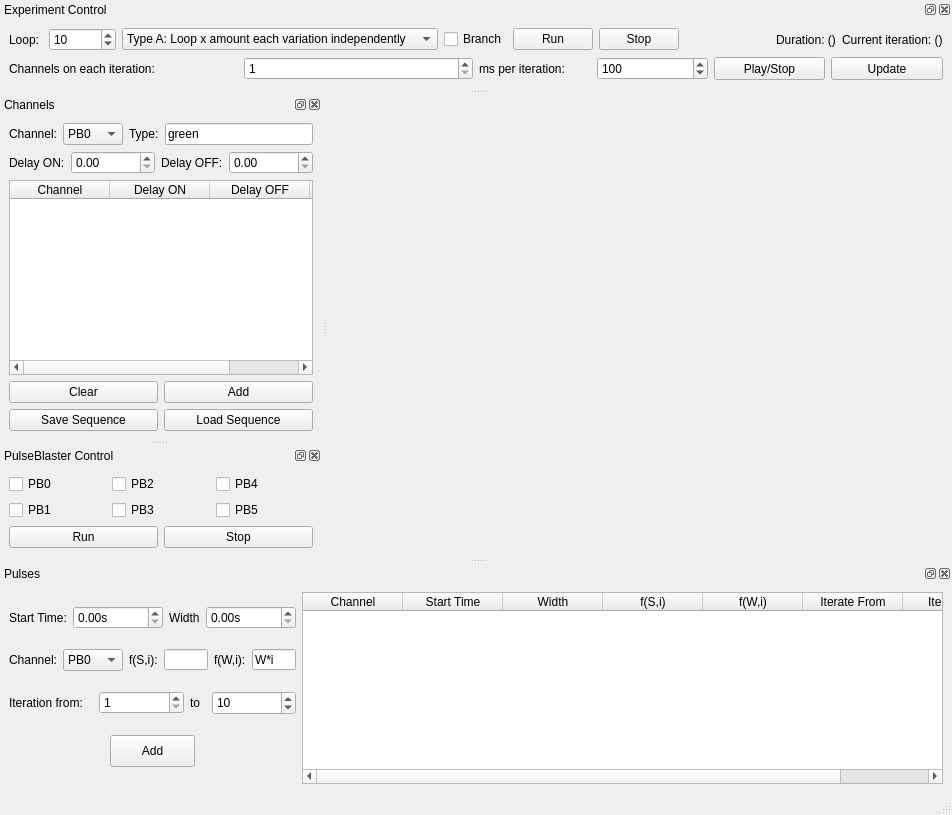
Qt form src/qudi/gui/pulsed_esr/pulsed_esr2.ui (tugatoconhelado/Qoptics_exp) before a commit.
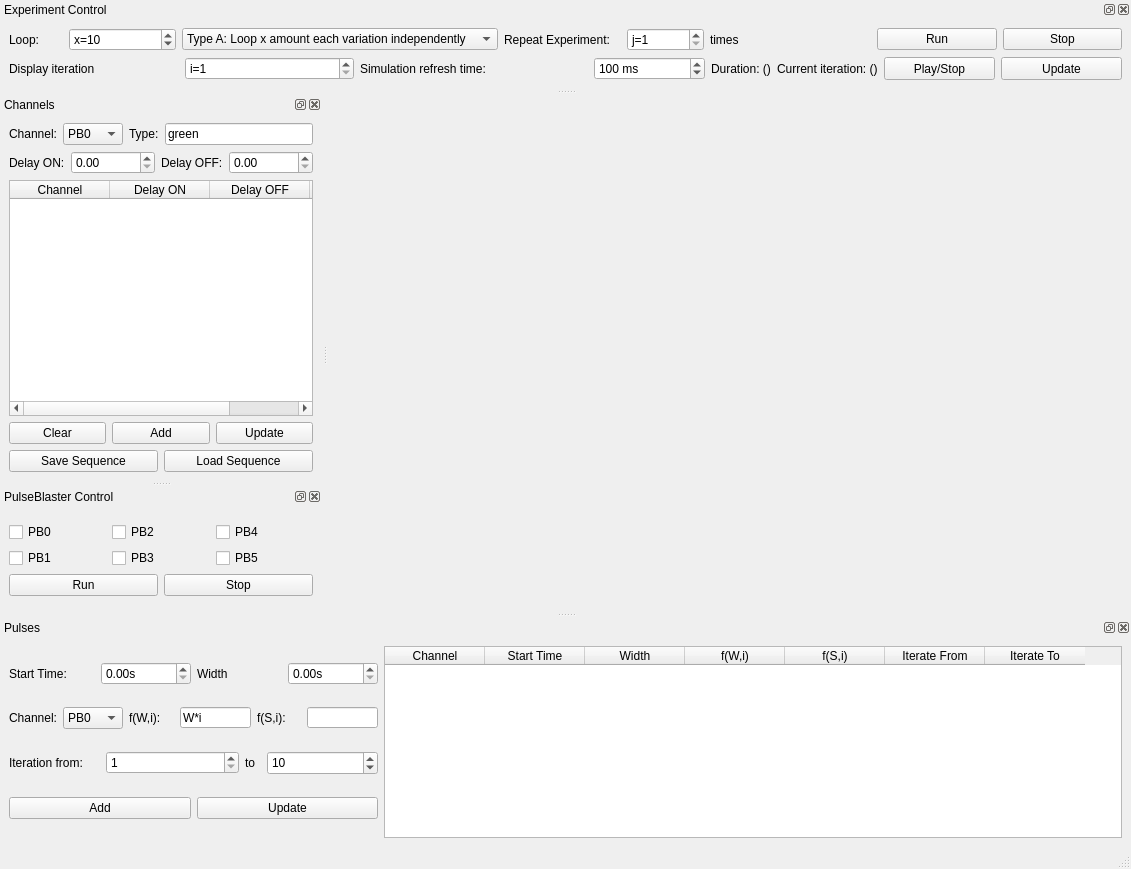
The same form after that commit. Custom widgets are drawn as their Qt base class.

Diff of the .ui file:
```diff
--- a/src/qudi/gui/pulsed_esr/pulsed_esr2.ui
+++ b/src/qudi/gui/pulsed_esr/pulsed_esr2.ui
@@ -6,8 +6,8 @@
    <rect>
     <x>0</x>
     <y>0</y>
-    <width>952</width>
-    <height>815</height>
+    <width>1131</width>
+    <height>869</height>
    </rect>
   </property>
   <property name="windowTitle">
@@ -18,6 +18,9 @@
     <item>
      <widget class="PlotWidget" name="sequence_diagram_plot" native="true"/>
     </item>
+    <item>
+     <widget class="PlotWidget" name="pulsed_exp_plot" native="true"/>
+    </item>
    </layout>
   </widget>
   <widget class="QMenuBar" name="menubar">
@@ -269,6 +272,13 @@
            </property>
           </widget>
          </item>
+         <item>
+          <widget class="QPushButton" name="update_channels_button">
+           <property name="text">
+            <string>Update</string>
+           </property>
+          </widget>
+         </item>
         </layout>
        </item>
        <item>
@@ -306,7 +316,7 @@
     <number>8</number>
    </attribute>
    <widget class="QWidget" name="dockWidgetContents_2">
-    <layout class="QHBoxLayout" name="horizontalLayout_20" stretch="1,3">
+    <layout class="QHBoxLayout" name="horizontalLayout_20" stretch="1,2">
      <item>
       <layout class="QVBoxLayout" name="verticalLayout_3">
        <item>
@@ -468,26 +478,6 @@
            </item>
           </widget>
          </item>
-         <item>
-          <widget class="QLabel" name="label_10">
-           <property name="text">
-            <string>f(S,i):</string>
-           </property>
-          </widget>
-         </item>
-         <item>
-          <widget class="QLineEdit" name="start_function_line_edit">
-           <property name="maximumSize">
-            <size>
-             <width>71</width>
-             <height>21</height>
-            </size>
-           </property>
-           <property name="text">
-            <string/>
-           </property>
-          </widget>
-         </item>
          <item>
           <widget class="QLabel" name="label_7">
            <property name="maximumSize">
@@ -514,6 +504,26 @@
            </property>
           </widget>
          </item>
+         <item>
+          <widget class="QLabel" name="label_10">
+           <property name="text">
+            <string>f(S,i):</string>
+           </property>
+          </widget>
+         </item>
+         <item>
+          <widget class="QLineEdit" name="start_function_line_edit">
+           <property name="maximumSize">
+            <size>
+             <width>71</width>
+             <height>21</height>
+            </size>
+           </property>
+           <property name="text">
+            <string/>
+           </property>
+          </widget>
+         </item>
         </layout>
        </item>
        <item>
@@ -576,13 +586,19 @@
         </layout>
        </item>
        <item>
-        <layout class="QHBoxLayout" name="horizontalLayout_17">
+        <layout class="QHBoxLayout" name="horizontalLayout_17" stretch="1,1">
          <item>
           <widget class="QPushButton" name="add_pulse_button">
+           <property name="sizePolicy">
+            <sizepolicy hsizetype="Minimum" vsizetype="Fixed">
+             <horstretch>0</horstretch>
+             <verstretch>0</verstretch>
+            </sizepolicy>
+           </property>
            <property name="maximumSize">
             <size>
-             <width>85</width>
-             <height>32</height>
+             <width>16777215</width>
+             <height>16777215</height>
             </size>
            </property>
            <property name="text">
@@ -590,6 +606,13 @@
            </property>
           </widget>
          </item>
+         <item>
+          <widget class="QPushButton" name="update_pulses_button">
+           <property name="text">
+            <string>Update</string>
+           </property>
+          </widget>
+         </item>
         </layout>
        </item>
       </layout>
@@ -611,16 +634,16 @@
          <string>Width</string>
         </property>
        </column>
-       <column>
-        <property name="text">
-         <string>f(S,i)</string>
-        </property>
-       </column>
        <column>
         <property name="text">
          <string>f(W,i)</string>
         </property>
        </column>
+       <column>
+        <property name="text">
+         <string>f(S,i)</string>
+        </property>
+       </column>
        <column>
         <property name="text">
          <string>Iterate From</string>
@@ -646,7 +669,9 @@
    <widget class="QWidget" name="dockWidgetContents_3">
     <layout class="QVBoxLayout" name="verticalLayout_5">
      <item>
-      <layout class="QHBoxLayout" name="horizontalLayout_6" stretch="1,1,0,0,1,1,5,0,0">
+      <layout class="QHBoxLayout" name="pulsed_exp_control_layout" stretch="4,2,1,2">
+       <item>
+        <layout class="QHBoxLayout" name="loop_layout" stretch="1,2,4">
        <item>
         <widget class="QLabel" name="loop_label">
          <property name="text">
@@ -656,6 +681,9 @@
        </item>
        <item>
         <widget class="QSpinBox" name="loop_sequence_spinbox">
+           <property name="prefix">
+            <string>x=</string>
+           </property>
          <property name="maximum">
           <number>999999999</number>
          </property>
@@ -678,26 +706,41 @@
          </item>
         </widget>
        </item>
+        </layout>
+       </item>
        <item>
-        <widget class="QCheckBox" name="branch_checkbox">
+        <layout class="QHBoxLayout" name="repeat_exp_layout" stretch="3,2,1">
+         <item>
+          <widget class="QLabel" name="repeat_exp_label">
          <property name="text">
-          <string>Branch</string>
+            <string>Repeat Experiment:</string>
          </property>
         </widget>
        </item>
        <item>
-        <widget class="QPushButton" name="run_sequence_button">
-         <property name="text">
-          <string>Run</string>
-         </property>
+          <widget class="QSpinBox" name="repeat_exp_spinbox">
+           <property name="prefix">
+            <string>j=</string>
+           </property>
+           <property name="minimum">
+            <number>1</number>
+           </property>
+           <property name="maximum">
+            <number>999999999</number>
+           </property>
+           <property name="singleStep">
+            <number>100</number>
+           </property>
         </widget>
        </item>
        <item>
-        <widget class="QPushButton" name="stop_sequence_button">
+          <widget class="QLabel" name="times_label">
          <property name="text">
-          <string>Stop</string>
-         </property>
-        </widget>
+            <string>times</string>
+           </property>
+          </widget>
+         </item>
+        </layout>
        </item>
        <item>
         <spacer name="horizontalSpacer">
@@ -713,43 +756,57 @@
         </spacer>
        </item>
        <item>
-        <widget class="QLabel" name="loop_duration_label">
+        <layout class="QHBoxLayout" name="run_pulsed_exp_layout" stretch="1,1">
+         <item>
+          <widget class="QPushButton" name="run_sequence_button">
          <property name="text">
-          <string>Duration: ()</string>
+            <string>Run</string>
          </property>
         </widget>
        </item>
        <item>
-        <widget class="QLabel" name="current_iteration_label">
+          <widget class="QPushButton" name="stop_sequence_button">
          <property name="text">
-          <string>Current iteration: ()</string>
+            <string>Stop</string>
          </property>
         </widget>
        </item>
       </layout>
      </item>
+      </layout>
+     </item>
      <item>
-      <layout class="QHBoxLayout" name="horizontalLayout_7" stretch="1,1,1,1">
+      <layout class="QHBoxLayout" name="horizontalLayout_7" stretch="1,1,0,1">
+       <item>
+        <layout class="QHBoxLayout" name="horizontalLayout_8">
        <item>
         <widget class="QLabel" name="current_iteration_2">
          <property name="text">
-          <string>Channels on each iteration: </string>
+            <string>Display iteration</string>
          </property>
         </widget>
        </item>
        <item>
         <widget class="QSpinBox" name="iteration_frame_spinbox">
+           <property name="prefix">
+            <string>i=</string>
+           </property>
          <property name="minimum">
           <number>1</number>
          </property>
-        </widget>
-       </item>
+           <property name="maximum">
+            <number>1000000000</number>
+           </property>
+          </widget>
+         </item>
+        </layout>
+       </item>
        <item>
-        <layout class="QHBoxLayout" name="horizontalLayout_14">
+        <layout class="QHBoxLayout" name="horizontalLayout_14" stretch="1,1">
          <item>
           <widget class="QLabel" name="label_16">
            <property name="text">
-            <string>ms per iteration:</string>
+            <string>Simulation refresh time:</string>
            </property>
           </widget>
          </item>
@@ -761,11 +818,17 @@
              <height>24</height>
             </size>
            </property>
+           <property name="suffix">
+            <string> ms</string>
+           </property>
            <property name="minimum">
             <number>1</number>
            </property>
            <property name="maximum">
-            <number>1000000</number>
+            <number>1000000000</number>
+           </property>
+           <property name="singleStep">
+            <number>100</number>
            </property>
            <property name="value">
             <number>100</number>
@@ -775,7 +838,25 @@
         </layout>
        </item>
        <item>
-        <layout class="QHBoxLayout" name="horizontalLayout_15">
+        <layout class="QHBoxLayout" name="horizontalLayout_12">
+         <item>
+          <widget class="QLabel" name="loop_duration_label">
+           <property name="text">
+            <string>Duration: ()</string>
+           </property>
+          </widget>
+         </item>
+         <item>
+          <widget class="QLabel" name="current_iteration_label">
+           <property name="text">
+            <string>Current iteration: ()</string>
+           </property>
+          </widget>
+         </item>
+        </layout>
+       </item>
+       <item>
+        <layout class="QHBoxLayout" name="horizontalLayout_15" stretch="1,1">
          <item>
           <widget class="QPushButton" name="stop_simulation_button">
            <property name="maximumSize">
```
Left out of the diff: 5 changed lines with no effect on the pictures. Lines whose indentation alone changed are shown as unchanged.
